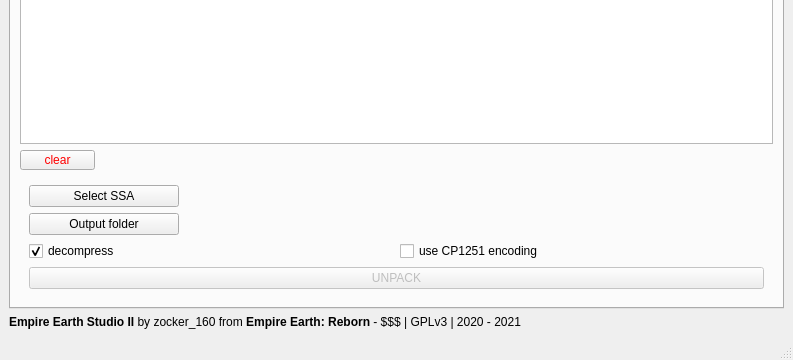
Old version of the form src/lib/mainWindow.ui in the repository EE-modders/Empire-Earth-Studio-2; both pictures show x 0 to 793 and y 273 to 633 of the 793 by 633 pixel window.
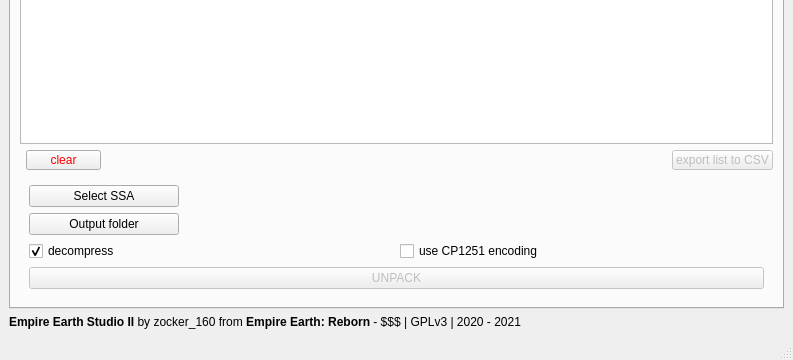
New version of the form. The open tabs and pages were chosen to show the change. Icons and pictures are not drawn. Custom widgets are drawn as their Qt base class.

Commit message: add SSA export list button to UI

The edit to the form file:
```diff
--- a/src/lib/mainWindow.ui
+++ b/src/lib/mainWindow.ui
@@ -124,20 +124,56 @@
          </widget>
         </item>
         <item>
-         <widget class="QPushButton" name="tab_ssa_label_clear">
-          <property name="maximumSize">
-           <size>
-            <width>75</width>
-            <height>20</height>
-           </size>
+         <layout class="QHBoxLayout" name="horizontalLayout_9">
+          <property name="leftMargin">
+           <number>6</number>
           </property>
-          <property name="styleSheet">
-           <string notr="true">color: rgb(255, 0, 0);</string>
-          </property>
-          <property name="text">
-           <string>clear</string>
-          </property>
-         </widget>
+          <item>
+           <widget class="QPushButton" name="tab_ssa_label_clear">
+            <property name="maximumSize">
+             <size>
+              <width>75</width>
+              <height>20</height>
+             </size>
+            </property>
+            <property name="styleSheet">
+             <string notr="true">color: rgb(255, 0, 0);</string>
+            </property>
+            <property name="text">
+             <string>clear</string>
+            </property>
+           </widget>
+          </item>
+          <item>
+           <spacer name="horizontalSpacer">
+            <property name="orientation">
+             <enum>Qt::Horizontal</enum>
+            </property>
+            <property name="sizeHint" stdset="0">
+             <size>
+              <width>40</width>
+              <height>20</height>
+             </size>
+            </property>
+           </spacer>
+          </item>
+          <item>
+           <widget class="QPushButton" name="tab_ssa_list_export">
+            <property name="enabled">
+             <bool>false</bool>
+            </property>
+            <property name="maximumSize">
+             <size>
+              <width>16777215</width>
+              <height>20</height>
+             </size>
+            </property>
+            <property name="text">
+             <string>export list to CSV</string>
+            </property>
+           </widget>
+          </item>
+         </layout>
         </item>
         <item>
          <widget class="QWidget" name="widget" native="true">
```
Left out of the diff: 88 changed lines with no effect on the pictures. The commit also changes 1 other file.
